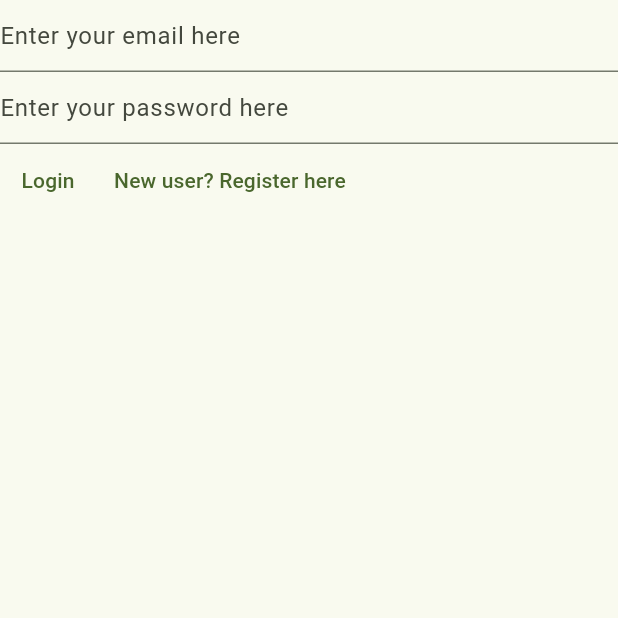
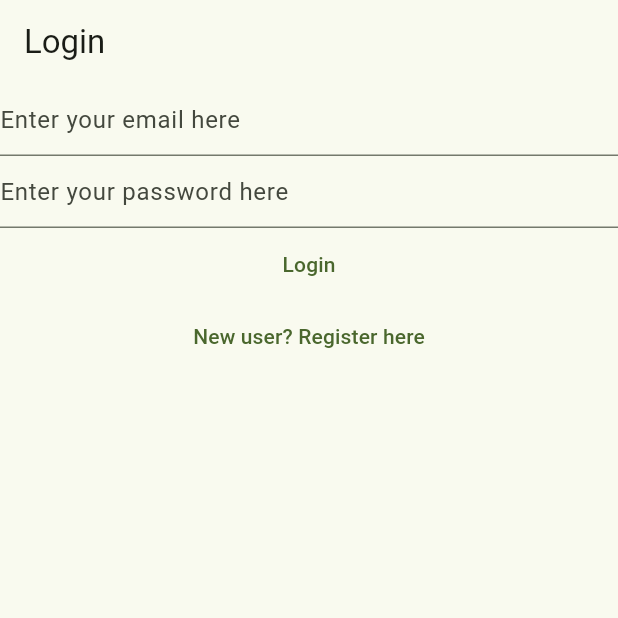
Before and after one commit to ignasvilimaitis/Flutter-Workout-Food-Tracking-Project, a Flutter app: the LoginView screen opened directly, on a phone screen of 412 x 824 dp, the top half of it. Run offline on Flutter 3.47's test engine with Material 3 defaults, Android fonts, the phone set to English and light mode, and no system bars; our stand-ins replace firebase_auth, firebase_core; accounts and stored records are empty.

Commit message:
can switch between register and login screen now

```diff
--- a/lib/views/login_view.dart
+++ b/lib/views/login_view.dart
@@ -1,7 +1,6 @@
 
 import 'package:flutter/material.dart';
 import 'package:firebase_auth/firebase_auth.dart';
-import 'package:flutter_application_1/views/register_view.dart';
 
 class LoginView extends StatefulWidget {
   const LoginView({super.key});
@@ -29,7 +28,11 @@ class _LoginViewState extends State<LoginView> {
   }
   @override
   Widget build(BuildContext context) {
-    return Column(
+    return Scaffold(
+      appBar: AppBar(
+        title: const Text('Login'),
+      ),
+      body: Column(
         children: [
           TextField(
             controller: _email,
@@ -47,8 +50,6 @@ class _LoginViewState extends State<LoginView> {
               hintText: 'Enter your password here',
             ),
           ),
-        Row(
-          children: [
           TextButton(
           onPressed: () async {
             final email = _email.text;
@@ -69,12 +70,14 @@ class _LoginViewState extends State<LoginView> {
           child: const Text('Login'),
           ),
           TextButton(onPressed: () async {
-              //Navigator.of(context).push(MaterialPageRoute(builder: (context) => RegisterView()));
+            Navigator.of(context).pushNamedAndRemoveUntil(
+              '/register/',
+              (route) => false,
+            );
           },
-             child: const Text('New user? Register here'))
+           child: const Text('New user? Register here')),
         ],
       ),
-      ],
     );
 }
 }
```
Also changed, not shown: lib/main.dart (+18 -17 lines), lib/views/register_view.dart (+14 -1 lines), lib/views/verify_email.dart (+8 -2 lines). Lines whose indentation alone changed are shown as unchanged.
